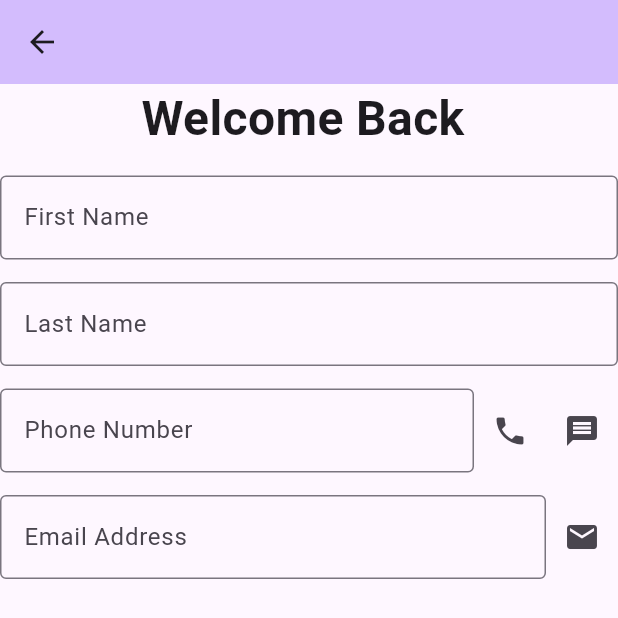
After one commit to Brawlther/AndroidProject, a Flutter app: the SecondPage screen opened by its route, on a phone screen of 412 x 824 dp. The commit adds this screen. Shown: the top 618 px of the screen. Run offline on Flutter 3.47's test engine with Material 3 defaults, Android fonts, the phone set to English and light mode, and no system bars; our stand-ins replace shared_preferences; accounts and stored records are empty.

Commit message:
create second page and link them via login function.

```diff
--- /dev/null
+++ b/lib/DataRepository.dart
@@ -0,0 +1,3 @@
+class DataRepository{
+  static String loginName = "";
+}
--- /dev/null
+++ b/lib/SecondPage.dart
@@ -0,0 +1,93 @@
+import 'package:flutter/cupertino.dart';
+import 'package:flutter/material.dart';
+import 'package:my_cst2335_labs/DataRepository.dart';
+
+class SecondPage extends StatefulWidget {
+  const SecondPage({super.key});
+
+  @override
+  State<SecondPage> createState() => _SecondPageState();
+}
+
+class _SecondPageState extends State<SecondPage> {
+  late String loginName;
+
+  @override //same as in java
+  void initState(){
+    super.initState(); //call the parent initState()
+    _initializeApp();
+  }
+
+  void _initializeApp() async {
+    loginName = DataRepository.loginName;
+  }
+
+  @override
+  Widget build(BuildContext context) {
+    return Scaffold(appBar:AppBar(
+      // TRY THIS: Try changing the color here to a specific color (to
+      // Colors.amber, perhaps?) and trigger a hot reload to see the AppBar
+      // change color while the other colors stay the same.
+      backgroundColor: Theme.of(context).colorScheme.inversePrimary,
+      // Here we take the value from the MyHomePage object that was created by
+      // the App.build method, and use it to set our appbar title.
+    ), body
+        :Column(
+      mainAxisAlignment: MainAxisAlignment.start,
+      spacing: 15,
+      children: <Widget>[
+        Text(style: TextStyle(fontSize: 32, fontWeight: FontWeight.bold),"Welcome Back $loginName"),
+        TextField(
+            decoration: const InputDecoration(
+            labelText:"First Name",
+            border: OutlineInputBorder()
+          ),
+        ),
+        TextField(
+            decoration: const InputDecoration(
+            labelText:"Last Name",
+            border: OutlineInputBorder()
+          ),
+        ),
+        Row(
+          children: <Widget>[
+            Flexible(
+              child: TextField(
+                decoration: const InputDecoration(
+                labelText: "Phone Number",
+                border: OutlineInputBorder()
+            ))),
+            IconButton(
+              icon: const Icon(Icons.phone),
+              onPressed: () {
+                // Handle phone icon tap if needed
+              },
+            ),
+            IconButton(
+              icon: const Icon(Icons.message),
+              onPressed: () {
+                // Handle phone icon tap if needed
+              },
+            ),
+          ],
+        ),
+        Row(
+          children: <Widget>[
+            Flexible(
+                child: TextField(
+                  decoration: const InputDecoration(
+                  labelText: "Email Address",
+                  border: OutlineInputBorder()
+            ))),
+            IconButton(
+              icon: const Icon(Icons.mail),
+              onPressed: () {
+                // Handle phone icon tap if needed
+              },
+            )
+          ],
+        )
+      ])
+    ); //Use a Scaffold to layout a page with an AppBar and main body region
+  }
+}
--- a/lib/main.dart
+++ b/lib/main.dart
@@ -1,5 +1,8 @@
 import 'package:flutter/material.dart';
+import 'package:my_cst2335_labs/SecondPage.dart';
 import 'package:shared_preferences/shared_preferences.dart';
+
+import 'DataRepository.dart';
 
 void main() {
   runApp(const MyApp());
@@ -13,22 +16,11 @@ class MyApp extends StatelessWidget {
   Widget build(BuildContext context) {
     return MaterialApp(
       title: 'Flutter Demo',
+      initialRoute: '/',
+      routes: {
+        '/secondPage': (context) => const SecondPage(),
+      },
       theme: ThemeData(
-        // This is the theme of your application.
-        //
-        // TRY THIS: Try running your application with "flutter run". You'll see
-        // the application has a purple toolbar. Then, without quitting the app,
-        // try changing the seedColor in the colorScheme below to Colors.green
-        // and then invoke "hot reload" (save your changes or press the "hot
-        // reload" button in a Flutter-supported IDE, or press "r" if you used
-        // the command line to start the app).
-        //
-        // Notice that the counter didn't reset back to zero; the application
-        // state is not lost during the reload. To reset the state, use hot
-        // restart instead.
-        //
-        // This works for code too, not just values: Most code changes can be
-        // tested with just a hot reload.
         colorScheme: ColorScheme.fromSeed(seedColor: Colors.deepPurple),
         useMaterial3: true,
       ),
@@ -60,6 +52,7 @@ class _MyHomePageState extends State<MyHomePage> {
   late SharedPreferences sharedPreferences;
   late TextEditingController _controllerLogin; //late - Constructor in initState()
   late TextEditingController _controllerPasswd;
+  bool loginSuccess = false;
   String imagePath = "";
 
   @override //same as in java
@@ -178,6 +171,7 @@ class _MyHomePageState extends State<MyHomePage> {
         // local
         imagePath = "./images/idea.png";
       });
+      loginSuccess = true;
     }
     else{
       setState(() {
@@ -199,7 +193,9 @@ class _MyHomePageState extends State<MyHomePage> {
               TextButton(
                 onPressed: () {
                   Navigator.pop(context, '');
+                  DataRepository.loginName = inputUsername;
                   saveLoginInfo(inputUsername,inputPasswd); //save event
+                  tryJumpPage();
                 },
                 child: const Text('Yes'),
               ),
@@ -207,7 +203,9 @@ class _MyHomePageState extends State<MyHomePage> {
               TextButton(
                 onPressed: () {
                   Navigator.pop(context, '');
+                  DataRepository.loginName = inputUsername;
                   clearLoginInfo(); //clear event
+                  tryJumpPage();
                 },
                 child: const Text('No'),
               ),
@@ -216,6 +214,12 @@ class _MyHomePageState extends State<MyHomePage> {
         ],
       ),
     );
+  }
+
+  void tryJumpPage(){
+    if(loginSuccess){
+      Navigator.pushNamed(  context,"/secondPage" );
+    }
   }
 
   void saveLoginInfo(inputUsername, inputPasswd) {
--- a/pubspec.yaml
+++ b/pubspec.yaml
@@ -47,7 +47,7 @@ dev_dependencies:
   # package. See that file for information about deactivating specific lint
   # rules and activating additional ones.
   flutter_lints: ^4.0.0
-
+  url_launcher: ^6.3.1
 # For information on the generic Dart part of this file, see the
 # following page: https://dart.dev/tools/pub/pubspec
 
```
Also changed, not shown: pubspec.lock, 5 other files.
